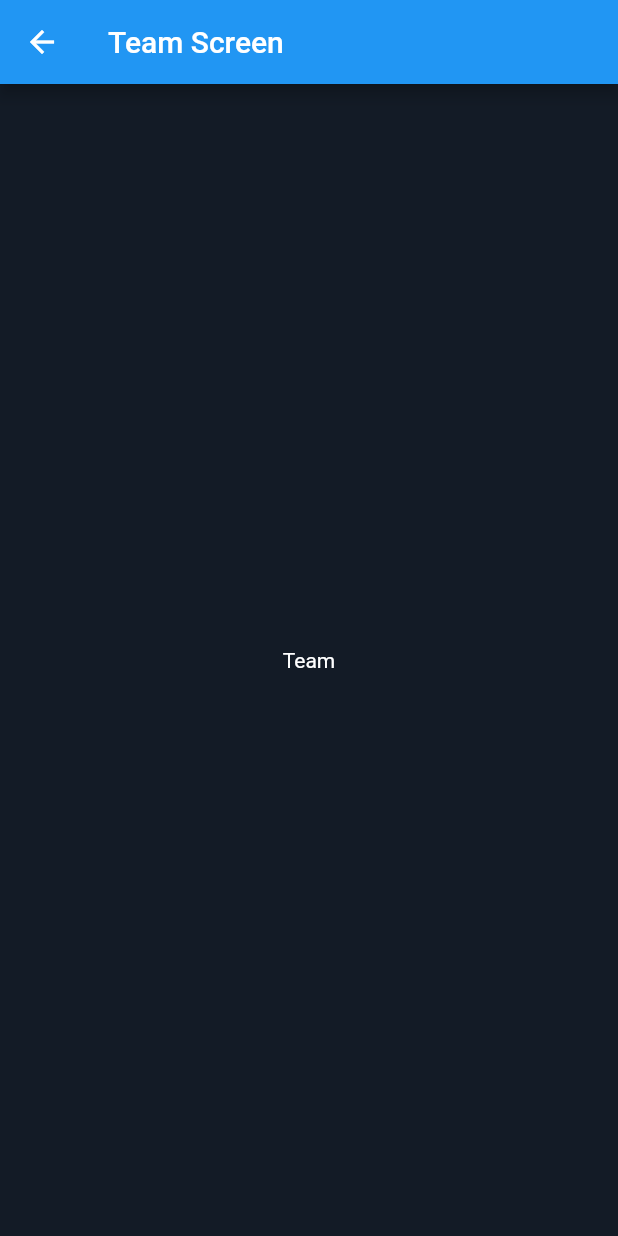
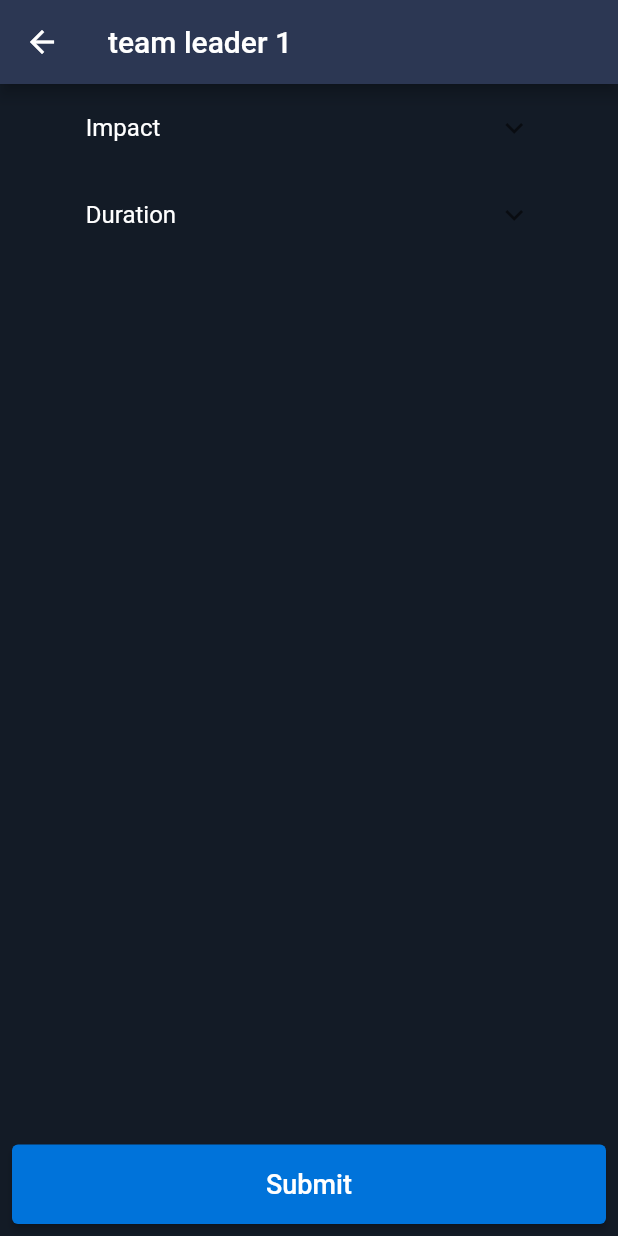
Before and after one commit to PepperoniOnzo/jury_marks, a Flutter app: the TeamScreen screen opened by its route, on a phone screen of 412 x 824 dp. Run offline on Flutter 3.47's test engine with Material 2 defaults, Android fonts, the phone set to English and light mode, and no system bars; our stand-ins replace flutter_rating_bar.

Commit message:
Team screen

```diff
--- a/lib/data/constants/colors.dart
+++ b/lib/data/constants/colors.dart
@@ -5,6 +5,7 @@ class AppColors {
   static const Color backgroundAdditional = Color.fromARGB(255, 44, 55, 83);
 
   static const Color textPrimary = Color.fromARGB(255, 255, 255, 255);
+  static const Color textAdditional = Color.fromARGB(255, 44, 55, 83);
 
   static const Color buttonPrimary = Color.fromARGB(255, 0, 115, 218);
 }
--- a/lib/data/models/post_marks_model.dart
+++ b/lib/data/models/post_marks_model.dart
@@ -1,6 +1,31 @@
 class TeamMarks {
   late String teamName;
   late Map<String, List<int>> marks;
+
+  TeamMarks({
+    required this.teamName,
+    required this.marks,
+  });
+
+  TeamMarks.fromJson(Map<dynamic, dynamic> json) {
+    teamName = json["teamName"];
+    marks = json["marks"]as Map<String, List<int>>;
+  }
+
+  Map<String, dynamic> toJson() {
+    final Map<String, dynamic> data = <String, dynamic>{};
+    data["teamName"] = teamName;
+    data["marks"] = marks;
+    return data;
+  }
+
+  int getMarkByIndex(String juryName, int index) {
+    return marks[juryName]![index];
+  }
+
+  void setMarkByIndex(String juryName, int index, int value) {
+    marks[juryName]![index] = value;
+  }
 
   // TeamMarks({
   //   required this.teamName,
--- a/lib/screens/team_screen.dart
+++ b/lib/screens/team_screen.dart
@@ -1,17 +1,53 @@
 import 'package:flutter/material.dart';
-import 'package:flutter/src/widgets/container.dart';
-import 'package:flutter/src/widgets/framework.dart';
+import 'package:jury_marks/data/constants/colors.dart';
+import 'package:jury_marks/views/home_view.dart';
+import 'package:jury_marks/widgets/team_widgets/criteria_expansion_tile.dart';
+import 'package:provider/provider.dart';
 
 class TeamScreen extends StatelessWidget {
   const TeamScreen({super.key});
 
   @override
   Widget build(BuildContext context) {
-    return Scaffold(
-      appBar: AppBar(
-        title: const Text('Team Screen'),
+    return WillPopScope(
+      onWillPop: () async {
+        context.read<HomeView>().resetTeamMarks();
+        return true;
+      },
+      child: Scaffold(
+        appBar: AppBar(
+          title: Text(context.read<HomeView>().getSelectedTeam()),
+          backgroundColor: AppColors.backgroundAdditional,
+        ),
+        body: Center(
+          child: SizedBox(
+            width: MediaQuery.of(context).size.width * 0.8,
+            child: ListView.builder(
+                physics: const BouncingScrollPhysics(),
+                itemCount: context.read<HomeView>().criteriaSequence.length,
+                itemBuilder: (context, index) {
+                  return CriteriaExpansionTile(index: index);
+                }),
+          ),
+        ),
+        bottomNavigationBar: Padding(
+          padding: const EdgeInsets.all(8),
+          child: ElevatedButton(
+            style: ButtonStyle(
+              backgroundColor:
+                  MaterialStateProperty.all(AppColors.buttonPrimary),
+            ),
+            onPressed: () {
+              context.read<HomeView>().submit();
+              Navigator.of(context).pop();
+            },
+            child: const Padding(
+              padding: EdgeInsets.symmetric(vertical: 16),
+              child: Text('Submit', style: TextStyle(fontSize: 18)),
+            ),
+          ),
+        ),
       ),
-      body: const Center(child: Text('Team')),
     );
   }
 }
--- a/lib/views/home_view.dart
+++ b/lib/views/home_view.dart
@@ -1,5 +1,8 @@
+import 'dart:convert';
+
 import 'package:flutter/cupertino.dart';
 import 'package:jury_marks/data/constants/http_constants.dart';
+import 'package:jury_marks/data/models/post_marks_model.dart';
 import 'package:jury_marks/data/models/result.dart';
 import 'package:jury_marks/services/http_service.dart';
 
@@ -7,6 +10,12 @@ class HomeView extends ChangeNotifier with HttpService {
   bool initialized = false;
   List<String> jury = [], teams = [], criteriaSequence = [];
   Map<String, List<String>> criterias = {};
+
+  List<TeamMarks> teamMarks = [];
+  List<int> currentMarks = [];
+
+  String selectedJury = '';
+  int selectedTeam = 0;
   String errorMessage = '';
 
   Future<void> initialize() async {
@@ -19,7 +28,7 @@ class HomeView extends ChangeNotifier with HttpService {
     // }
 
     jury = [
-      'lee',
+      'lee changmin (리창민; 李章旻) - leader',
       'mayur',
       'wang',
       'zoe',
@@ -27,6 +36,7 @@ class HomeView extends ChangeNotifier with HttpService {
 
     teams = [
       'team leader 1',
+      'team leader 2',
     ];
 
     criteriaSequence = [
@@ -53,7 +63,68 @@ class HomeView extends ChangeNotifier with HttpService {
       ],
     };
 
+    teamMarks = [
+      TeamMarks(
+        teamName: teams[0],
+        marks: {
+          jury[0]: [2, 0],
+          jury[1]: [0, 0],
+          jury[2]: [0, 0],
+          jury[3]: [0, 0],
+        },
+      ),
+      TeamMarks(
+        teamName: teams[1],
+        marks: {
+          jury[0]: [3, 2],
+          jury[1]: [4, 1],
+          jury[2]: [1, 4],
+          jury[3]: [0, 0],
+        },
+      ),
+    ];
+
+    selectedJury = jury.first;
+
+    currentMarks = List.filled(criteriaSequence.length, 0);
+
     initialized = true;
     //notifyListeners();
   }
+
+  void setSelectionJury(String? selected) {
+    selectedJury = selected ?? '';
+    notifyListeners();
+  }
+
+  void setTeam(int selected) {
+    selectedTeam = selected;
+    currentMarks = [...?teamMarks[selected].marks[selectedJury]];
+    notifyListeners();
+  }
+
+  String getSelectedTeam() {
+    return teams[selectedTeam];
+  }
+
+  List<String> getCriteriasDescription(int index) {
+    return criterias[criteriaSequence[index]] ?? [];
+  }
+
+  int getTeamMarkById(int index) {
+    return teamMarks[selectedTeam].getMarkByIndex(selectedJury, index);
+  }
+
+  void setTeamMark(int mark, int index) {
+    currentMarks[index] = mark;
+  }
+
+  void submit() {
+    teamMarks[selectedTeam].marks[selectedJury] = [...currentMarks];
+    currentMarks = List.filled(criteriaSequence.length, 0);
+  }
+
+  void resetTeamMarks() {
+    currentMarks = List.filled(criteriaSequence.length, 0);
+  }
 }
--- /dev/null
+++ b/lib/widgets/team_widgets/criteria_expansion_tile.dart
@@ -0,0 +1,58 @@
+import 'package:flutter/material.dart';
+import 'package:flutter_rating_bar/flutter_rating_bar.dart';
+import 'package:jury_marks/data/constants/colors.dart';
+import 'package:jury_marks/views/home_view.dart';
+import 'package:provider/provider.dart';
+
+class CriteriaExpansionTile extends StatelessWidget {
+  const CriteriaExpansionTile({super.key, required this.index});
+  final int index;
+
+  @override
+  Widget build(BuildContext context) {
+    final String criteria = context.read<HomeView>().criteriaSequence[index];
+    final List<String> criteriasDescription =
+        context.read<HomeView>().getCriteriasDescription(index);
+    return ExpansionTile(
+      textColor: AppColors.buttonPrimary,
+      title: Text(overflow: TextOverflow.ellipsis, criteria),
+      children: List.generate(
+          criteriasDescription.length,
+          (index) => ListTile(
+                  title: RichText(
+                text: TextSpan(children: [
+                  TextSpan(
+                    text: '$index - ',
+                    style: const TextStyle(
+                      fontWeight: FontWeight.bold,
+                    ),
+                  ),
+                  TextSpan(text: criteriasDescription[index])
+                ]),
+              )))
+        ..add(ListTile(
+          title: Center(
+              child: RatingBar.builder(
+                  initialRating: context
+                      .read<HomeView>()
+                      .getTeamMarkById(index)
+                      .toDouble(),
+                  minRating: 0,
+                  direction: Axis.horizontal,
+                  allowHalfRating: false,
+                  itemCount: 5,
+                  glow: false,
+                  unratedColor: AppColors.buttonPrimary.withOpacity(0.2),
+                  itemBuilder: (context, _) => const Icon(
+                        Icons.star,
+                        color: AppColors.buttonPrimary,
+                      ),
+                  onRatingUpdate: ((value) {
+                    context
+                        .read<HomeView>()
+                        .setTeamMark(value.toInt(), index);
+                  }))),
+        )),
+    );
+  }
+}
--- a/pubspec.yaml
+++ b/pubspec.yaml
@@ -38,6 +38,7 @@ dependencies:
   cupertino_icons: ^1.0.2
   provider: ^6.0.3
   http: ^0.13.5
+  flutter_rating_bar: ^4.0.1
 
 dev_dependencies:
   flutter_test:
```
Also changed, not shown: lib/screens/home_screen.dart (+12 -1 lines), lib/widgets/home_widgets/jury_list.dart (+15 -2 lines), lib/widgets/home_widgets/team_button.dart (added, +32 -0 lines), lib/widgets/home_widgets/team_list.dart (added, +43 -0 lines), lib/widgets/home_widgets/team_list_empty.dart (added, +21 -0 lines), pubspec.lock.
